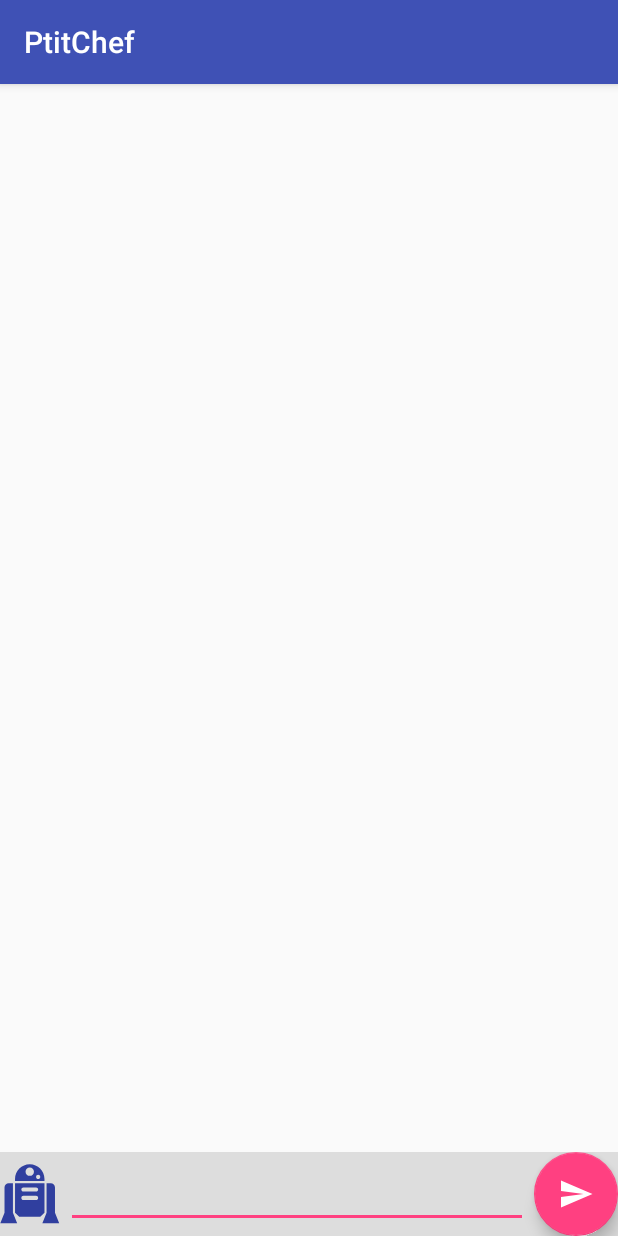
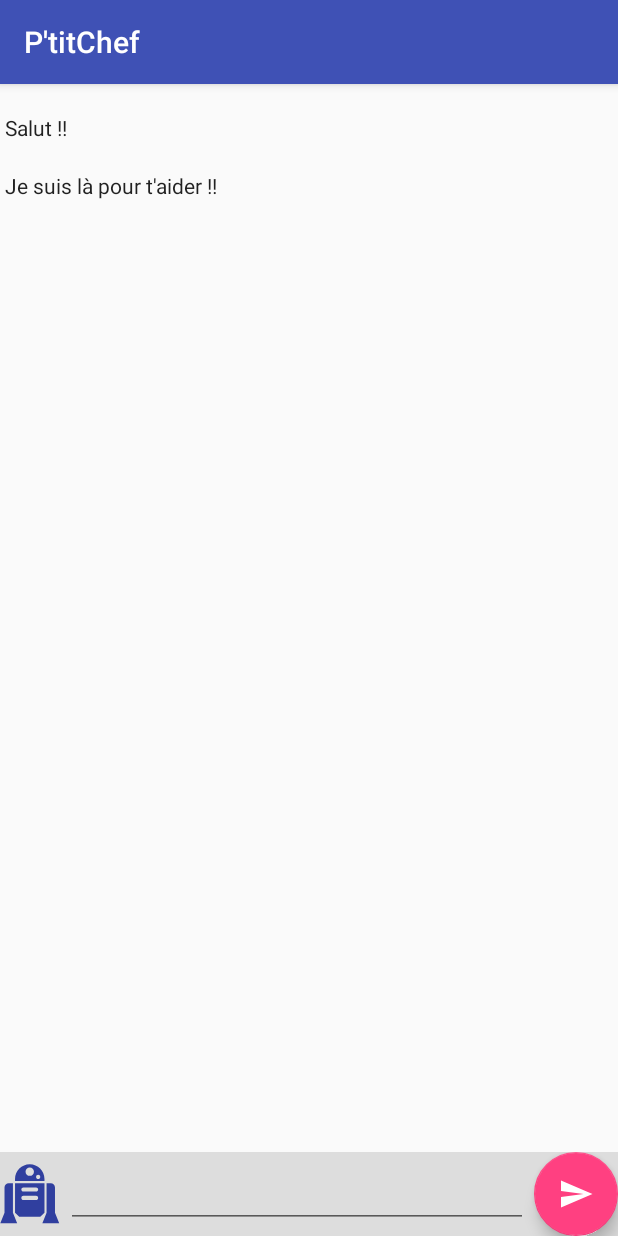
Before and after one commit to Hexag0ne/PtitChef, an Android app: the screen it shows after launch (ChatActivity), after a tap on an icon or button, on a phone screen of 412 x 824 dp. Run offline under Robolectric (Android 15) with nearby library versions, the phone set to English and light mode, and no system bars; plain views replace ChatMessageView.

Commit message:
Bot first message

```diff
--- a/app/src/main/java/insa/com/ptitchef/ChatActivity.java
+++ b/app/src/main/java/insa/com/ptitchef/ChatActivity.java
@@ -10,7 +10,6 @@ import android.widget.ImageView;
 import android.widget.ListView;
 
 import java.util.ArrayList;
-import java.util.logging.Logger;
 
 import insa.com.ptitchef.Adapter.ChatMessageAdapter;
 import insa.com.ptitchef.Pojo.ChatMessage;
@@ -36,7 +35,8 @@ public class ChatActivity extends AppCompatActivity {
         mImageView = (ImageView) findViewById(R.id.iv_image);
         mAdapter = new ChatMessageAdapter(this, new ArrayList<ChatMessage>());
         mListView.setAdapter(mAdapter);
-
+        mimicOtherMessage("Salut !!", MessageType.BOT_MESSAGE);
+        mimicOtherMessage("Je suis là pour t'aider !!", MessageType.BOT_MESSAGE);
         //code for sending the message
         mButtonSend.setOnClickListener(new View.OnClickListener() {
             @Override
--- a/app/src/main/res/values/strings.xml
+++ b/app/src/main/res/values/strings.xml
@@ -1,3 +1,3 @@
 <resources>
-    <string name="app_name">PtitChef</string>
+    <string name="app_name">P\'titChef</string>
 </resources>
```
